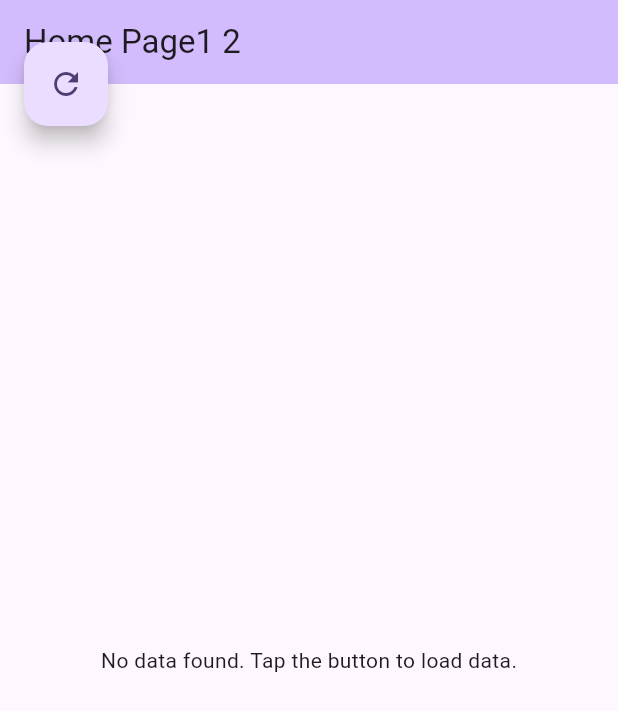
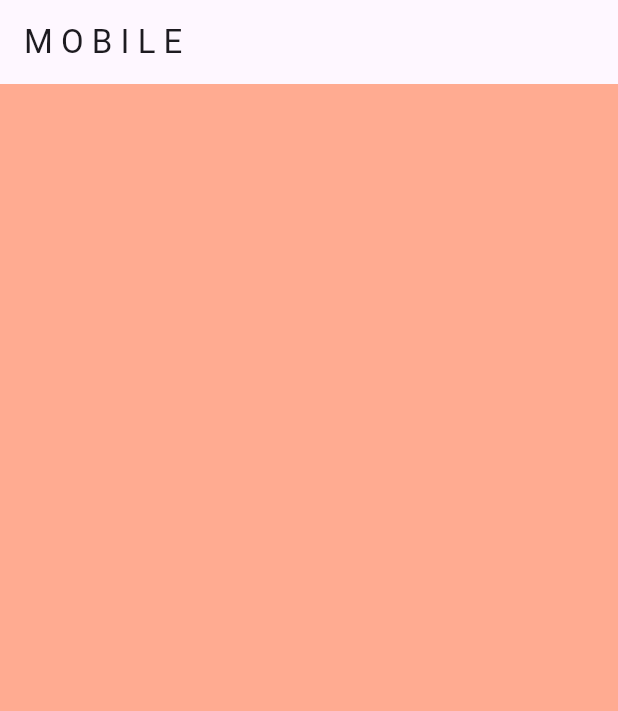
Before and after one commit to Perpherior/canbus, a Flutter app: the screen it shows after launch, on a phone screen of 412 x 824 dp. Shown: the top 711 px of the screen. Run offline on Flutter 3.47's test engine with Material 3 defaults, Android fonts, the phone set to English and light mode, and no system bars.

Commit message:
create tablet_ui

```diff
--- /dev/null
+++ b/lib/home.dart
@@ -0,0 +1,23 @@
+import 'package:canbus/responsive/mobile_body.dart';
+import 'package:canbus/responsive/tablet_body.dart';
+import 'package:canbus/responsive/responsive_layout.dart';
+import 'package:flutter/material.dart';
+
+class Home extends StatefulWidget {
+  const Home({Key? key}) : super(key: key);
+
+  @override
+  _HomeState createState() => _HomeState();
+}
+
+class _HomeState extends State<Home> {
+  @override
+  Widget build(BuildContext context) {
+    return Scaffold(
+      body: ResponsiveLayout(
+          mobileBody: MobileBody(),
+          tabletBody: TabletBody()
+        )
+      );
+  }
+}
--- a/lib/main.dart
+++ b/lib/main.dart
@@ -1,6 +1,7 @@
 import 'package:canbus/canbus_provider.dart';
 import 'package:flutter/material.dart';
 import 'package:provider/provider.dart';
+import 'package:canbus/home.dart';
 
 void main() {
   runApp(
@@ -13,81 +14,94 @@ void main() {
 }
 
 class MyApp extends StatelessWidget {
-  const MyApp({super.key});
+  const MyApp({Key? key}) : super(key: key);
 
   @override
   Widget build(BuildContext context) {
     return MaterialApp(
-      title: 'Flutter Demo',
-      theme: ThemeData(
-        colorScheme: ColorScheme.fromSeed(seedColor: Colors.deepPurple),
-      ),
-      home: const MyHomePage(title: 'Home Page1 2'),
+      debugShowCheckedModeBanner: false,
+      home: Home()
     );
   }
 }
 
-class MyHomePage extends StatefulWidget {
-  const MyHomePage({super.key, required this.title});
-  final String title;
 
-  @override
-  State<MyHomePage> createState() => _MyHomePageState();
-}
+// class MyApp extends StatelessWidget {
+//   const MyApp({super.key});
 
-class _MyHomePageState extends State<MyHomePage> {
-  @override
-  Widget build(BuildContext context) {
-    final canbusProvider = context.watch<CanbusProvider>();
+//   @override
+//   Widget build(BuildContext context) {
+//     return MaterialApp(
+//       title: 'Flutter Demo',
+//       theme: ThemeData(
+//         colorScheme: ColorScheme.fromSeed(seedColor: Colors.deepPurple),
+//       ),
+//       home: const MyHomePage(title: 'Home Page1 2'),
+//     );
+//   }
+// }
 
-    return Scaffold(
-      appBar: AppBar(
-        backgroundColor: Theme.of(context).colorScheme.inversePrimary,
-        title: Text(widget.title),
-      ),
-      body: Consumer<CanbusProvider>(
-        builder: (context, canbusProvider, child) {
-          return _buildBody(canbusProvider);
-        },
-      ),
-      floatingActionButton: FloatingActionButton(
-        onPressed: () {
-          canbusProvider.fetchCanbusData(); // Fetching CAN Data
-        },
-        child: Icon(Icons.refresh),
-      ),
-      floatingActionButtonLocation: FloatingActionButtonLocation.startTop,
-    );
+// class MyHomePage extends StatefulWidget {
+//   const MyHomePage({super.key, required this.title});
+//   final String title;
 
-  }
+//   @override
+//   State<MyHomePage> createState() => _MyHomePageState();
+// }
 
-  Widget _buildBody(CanbusProvider canbusProvider) {
-    if (canbusProvider.isLoading) {
-      return Center(child: CircularProgressIndicator());
-    } else if (canbusProvider.error.isNotEmpty) {
-      return Center(child: Text(canbusProvider.error));
-    } else if (canbusProvider.data.isEmpty) {
-      return Center(child: Text('No data found. Tap the button to load data.'));
-    } else {
-      final data = canbusProvider.data;
-      return ListView.builder(
-        itemCount: data.length,
-        itemBuilder: (context, index) {
-          final frame = data[index];
-          return Container(
-            width: 100,
-            height: 100,
-            margin: EdgeInsets.all(10),
-            color: Colors.blue,
-            child: Center(
-              child: Text(
-                frame.pgn,
-                style: TextStyle(color: Colors.white, fontSize: 18),
-              ),
-            ),
-          );
-        },
-      );
-    }
-  }
-}
+// class _MyHomePageState extends State<MyHomePage> {
+//   @override
+//   Widget build(BuildContext context) {
+//     final canbusProvider = context.watch<CanbusProvider>();
+
+//     return Scaffold(
+//       appBar: AppBar(
+//         backgroundColor: Theme.of(context).colorScheme.inversePrimary,
+//         title: Text(widget.title),
+//       ),
+//       body: Consumer<CanbusProvider>(
+//         builder: (context, canbusProvider, child) {
+//           return _buildBody(canbusProvider);
+//         },
+//       ),
+//       floatingActionButton: FloatingActionButton(
+//         onPressed: () {
+//           canbusProvider.fetchCanbusData(); // Fetching CAN Data
+//         },
+//         child: Icon(Icons.refresh),
+//       ),
+//       floatingActionButtonLocation: FloatingActionButtonLocation.startTop,
+//     );
+
+//   }
+
+  // Widget _buildBody(CanbusProvider canbusProvider) {
+  //   if (canbusProvider.isLoading) {
+  //     return Center(child: CircularProgressIndicator());
+  //   } else if (canbusProvider.error.isNotEmpty) {
+  //     return Center(child: Text(canbusProvider.error));
+  //   } else if (canbusProvider.data.isEmpty) {
+  //     return Center(child: Text('No data found. Tap the button to load data.'));
+  //   } else {
+  //     final data = canbusProvider.data;
+  //     return ListView.builder(
+  //       itemCount: data.length,
+  //       itemBuilder: (context, index) {
+  //         final frame = data[index];
+  //         return Container(
+  //           width: 100,
+  //           height: 100,
+  //           margin: EdgeInsets.all(10),
+  //           color: Colors.blue,
+  //           child: Center(
+  //             child: Text(
+  //               frame.pgn,
+  //               style: TextStyle(color: Colors.white, fontSize: 18),
+  //             ),
+  //           ),
+  //         );
+  //       },
+  //     );
+  //   }
+  // }
+// }
--- /dev/null
+++ b/lib/responsive/dimensions.dart
@@ -0,0 +1,4 @@
+// Set the device dimensions for mobile, tablet
+
+const tabletWidth = 900;
+const double sidebarWidth = 500;
--- /dev/null
+++ b/lib/responsive/mobile_body.dart
@@ -0,0 +1,15 @@
+import 'package:flutter/material.dart';
+
+class MobileBody extends StatelessWidget {
+  const MobileBody({Key? key}) : super(key: key);
+
+  @override
+  Widget build(BuildContext context) {
+    return Scaffold(
+      backgroundColor: Colors.deepOrange[200],
+      appBar: AppBar(
+        title: Text('M O B I L E'),
+      ),
+    );
+  }
+}
--- /dev/null
+++ b/lib/responsive/responsive_layout.dart
@@ -0,0 +1,22 @@
+import 'package:flutter/material.dart';
+import 'dimensions.dart';
+
+class ResponsiveLayout extends StatelessWidget {
+  final Widget mobileBody;
+  final Widget tabletBody;
+
+  ResponsiveLayout({required this.mobileBody, required this.tabletBody});
+
+  @override
+  Widget build(BuildContext context) {
+    return LayoutBuilder(
+      builder: (context, constraints) {
+        if (constraints.maxWidth < tabletWidth) {
+          return mobileBody;
+        } else {
+          return tabletBody;
+        }
+      }
+    );
+  }
+}
--- a/lib/utils/rv_can_frame.dart
+++ b/lib/utils/rv_can_frame.dart
@@ -5,12 +5,12 @@ part 'rv_can_frame.g.dart';
 
 @JsonSerializable()
 class RvCanFrame {
-  final String pgn;       // 参数组编号 (PGN，16进制格式)
+  final String dgn;       // 参数组编号 (dGN，16进制格式)
   final String source;    // 源地址 (16进制格式)
   final List<String> data; // 数据 (16进制字符串列表)
 
   RvCanFrame({
-    required this.pgn,
+    required this.dgn,
     required this.source,
     required this.data,
   });
@@ -21,9 +21,9 @@ class RvCanFrame {
       throw FormatException("Invalid RV-C frame: length < 8 bytes");
     }
 
-    // 解析 PGN (3字节)
-    final pgnBytes = bytes.sublist(1, 4);
-    final pgn = pgnBytes.map((b) => b.toRadixString(16).padLeft(2, '0')).join();
+    // 解析 dGN (3字节)
+    final dgnBytes = bytes.sublist(1, 4);
+    final dgn = dgnBytes.map((b) => b.toRadixString(16).padLeft(2, '0')).join();
 
     // 解析源地址 (1字节)
     final source = bytes[4].toRadixString(16).padLeft(2, '0');
@@ -32,7 +32,7 @@ class RvCanFrame {
     final dataBytes = bytes.sublist(5, 8);
     final data = dataBytes.map((b) => b.toRadixString(16).padLeft(2, '0')).toList();
 
-    return RvCanFrame(pgn: pgn, source: source, data: data);
+    return RvCanFrame(dgn: dgn, source: source, data: data);
   }
 
   /// 转换为 JSON
@@ -44,6 +44,6 @@ class RvCanFrame {
 
   @override
   String toString() {
-    return 'RvCanFrame(pgn: $pgn, source: $source, data: $data)';
+    return 'RvCanFrame(dgn: $dgn, source: $source, data: $data)';
   }
 }
```
Also changed, not shown: lib/node_cards/ceiling_fan.dart (added, +22 -0 lines), lib/node_cards/current_card.dart (added, +72 -0 lines), lib/node_cards/universal_card.dart (added, +152 -0 lines), lib/responsive/tablet_body.dart (added, +68 -0 lines), canbus/pubspec.lock (added), lib/utils/rv_can_frame.g.dart.
